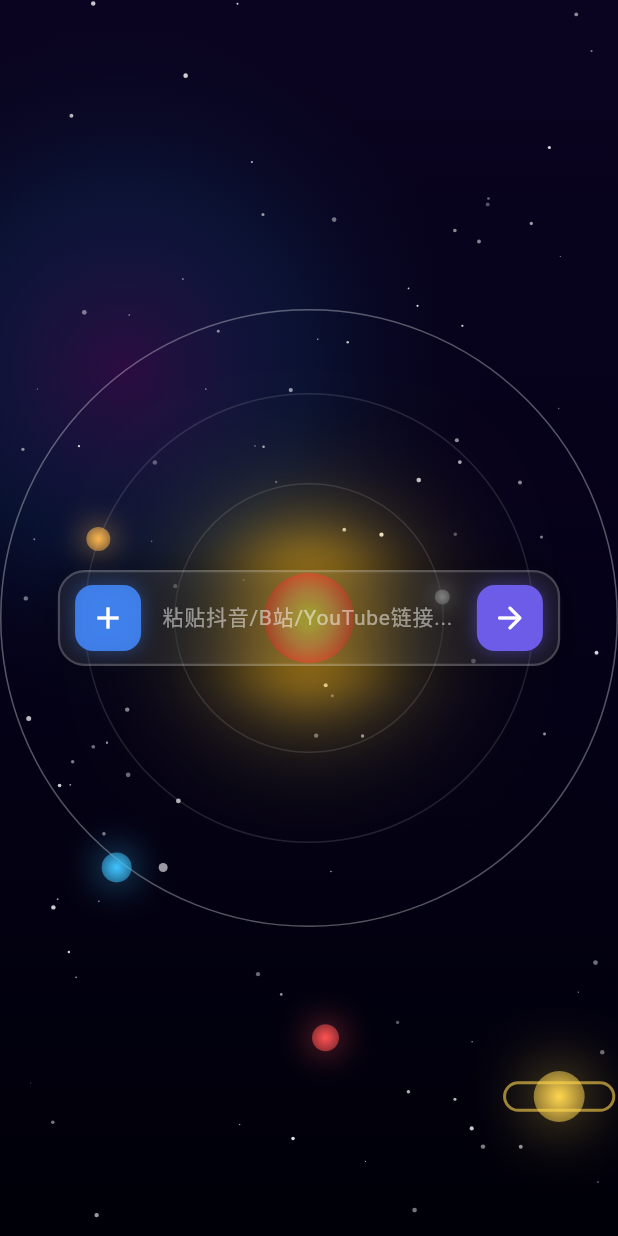
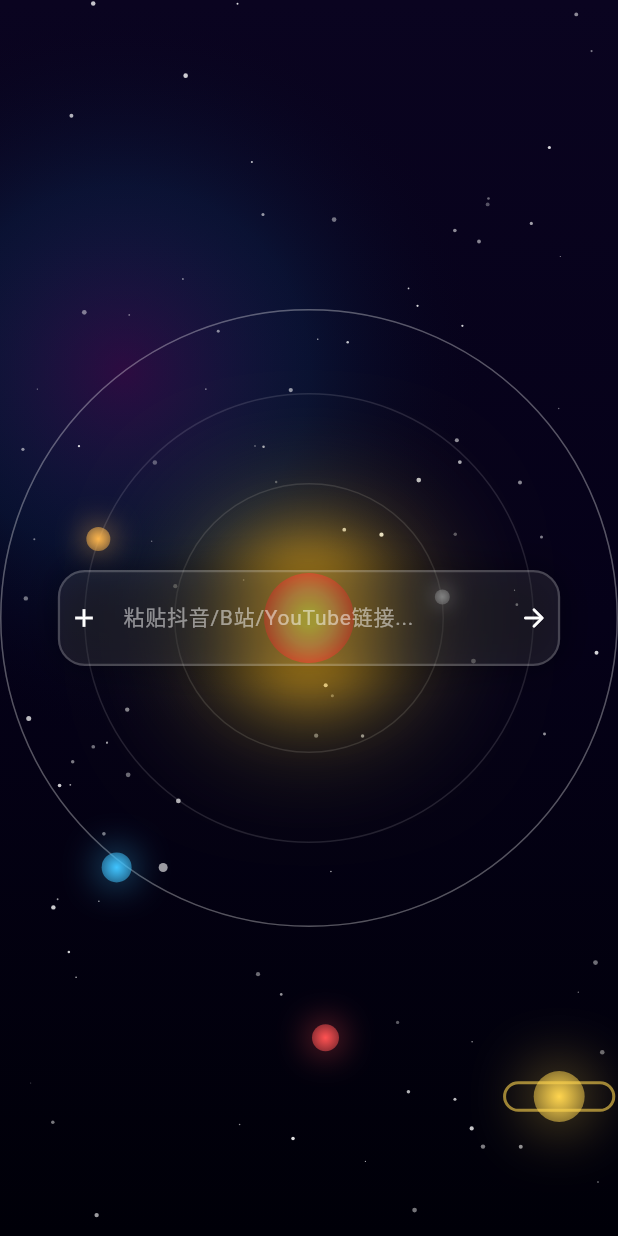
Before and after one commit to Lewis-0710/Watermark, a Flutter app: the screen it shows after launch, on a phone screen of 412 x 824 dp. Run offline on Flutter 3.47's test engine with Material 3 defaults, Android fonts, the phone set to English and light mode, and no system bars; our stand-ins replace dio, file_picker, video_player, webview_flutter; missing offline and left inert: gal, window_manager.

Commit message:
style: 修改首页添加与开始按钮为宽32高64透明背景，靠左右两侧对齐并与输入框圆角一致

```diff
--- a/lib/screens/home_page.dart
+++ b/lib/screens/home_page.dart
@@ -363,34 +363,25 @@ class _HomePageState extends State<HomePage> with TickerProviderStateMixin {
                 ),
               ],
             ),
+            child: ClipRRect(
+              borderRadius: BorderRadius.circular(18),
               child: Row(
                 crossAxisAlignment: CrossAxisAlignment.center,
                 children: [
-                // 左侧添加按钮（44x44，与右侧开始按钮大小一致且上下居中）
-                Padding(
-                  padding: const EdgeInsets.only(left: 10),
-                  child: InkWell(
+                  // 左侧添加按钮（宽32高64，靠左对齐，背景透明，圆角与输入框一致）
+                  InkWell(
                     onTap: _pickLocalFiles,
-                    borderRadius: BorderRadius.circular(14),
+                    borderRadius: const BorderRadius.horizontal(
+                        left: Radius.circular(18)),
                     child: Container(
-                      width: 44,
-                      height: 44,
+                      width: 32,
+                      height: 64,
                       alignment: Alignment.center,
-                      decoration: BoxDecoration(
-                        color: Colors.blueAccent.withOpacity(0.85),
-                        borderRadius: BorderRadius.circular(12),
-                        boxShadow: [
-                          BoxShadow(
-                            color: Colors.blueAccent.withOpacity(0.4),
-                            blurRadius: 10,
-                          ),
-                        ],
-                      ),
+                      color: Colors.transparent,
                       child: const Icon(
                         Icons.add,
                         color: Colors.white,
-                        size: 24,
-                      ),
+                        size: 20,
                       ),
                     ),
                   ),
@@ -409,7 +400,7 @@ class _HomePageState extends State<HomePage> with TickerProviderStateMixin {
                           fontSize: 14,
                         ),
                         contentPadding: const EdgeInsets.symmetric(
-                          horizontal: 14, vertical: 20),
+                            horizontal: 10, vertical: 20),
                         border: InputBorder.none,
                         enabledBorder: InputBorder.none,
                         focusedBorder: InputBorder.none,
@@ -417,31 +408,20 @@ class _HomePageState extends State<HomePage> with TickerProviderStateMixin {
                       onSubmitted: (_) => _isStarting ? null : _onStart(),
                     ),
                   ),
-                // 右侧开始箭头（44x44，与左侧添加按钮大小一致且上下居中）
-                Padding(
-                  padding: const EdgeInsets.only(right: 10),
-                  child: InkWell(
+                  // 右侧开始箭头（宽32高64，靠右对齐，背景透明，圆角与输入框一致）
+                  InkWell(
                     onTap: _isStarting ? null : _onStart,
-                    borderRadius: BorderRadius.circular(14),
+                    borderRadius: const BorderRadius.horizontal(
+                        right: Radius.circular(18)),
                     child: Container(
-                      width: 44,
-                      height: 44,
+                      width: 32,
+                      height: 64,
                       alignment: Alignment.center,
-                      decoration: BoxDecoration(
-                        color: const Color(0xFF6C5CE7),
-                        borderRadius: BorderRadius.circular(12),
-                        boxShadow: [
-                          BoxShadow(
-                            color: const Color(0xFF6C5CE7)
-                                .withOpacity(0.5),
-                            blurRadius: 10,
-                          ),
-                        ],
-                      ),
+                      color: Colors.transparent,
                       child: _isStarting
                           ? const SizedBox(
-                              width: 20,
-                              height: 20,
+                              width: 18,
+                              height: 18,
                               child: CircularProgressIndicator(
                                 strokeWidth: 2,
                                 color: Colors.white,
@@ -450,12 +430,12 @@ class _HomePageState extends State<HomePage> with TickerProviderStateMixin {
                           : const Icon(
                               Icons.arrow_forward_rounded,
                               color: Colors.white,
-                              size: 24,
-                            ),
+                              size: 20,
                             ),
                     ),
                   ),
                 ],
+              ),
             ),
           ),
         );
```
Lines whose indentation alone changed are shown as unchanged.
